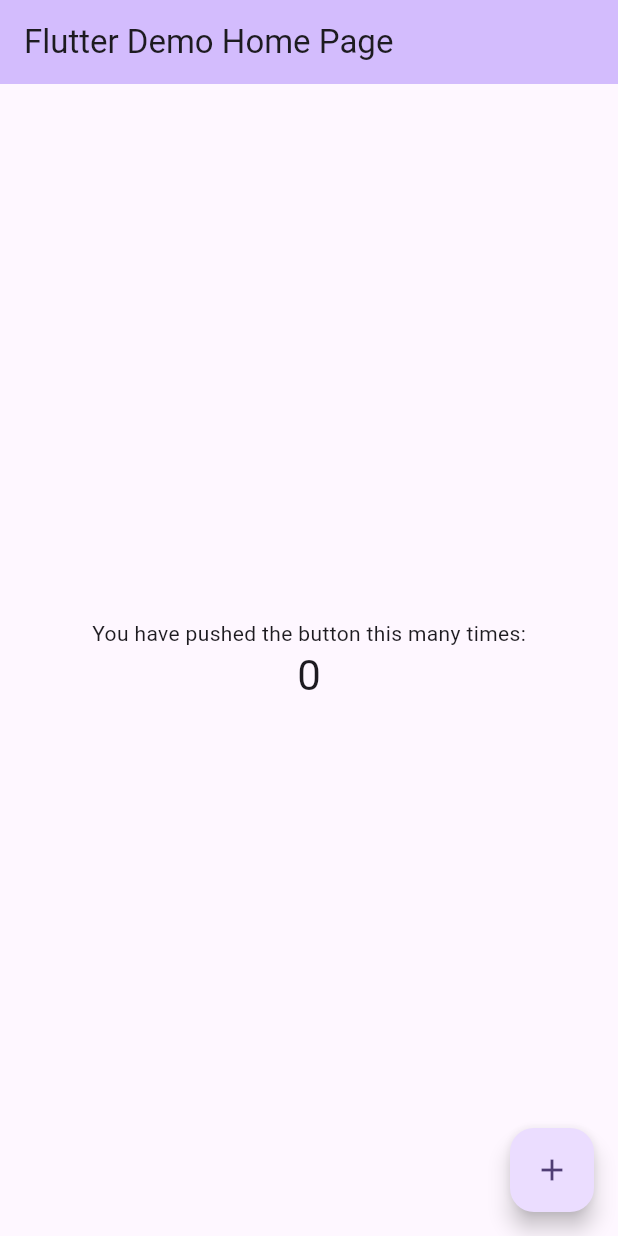
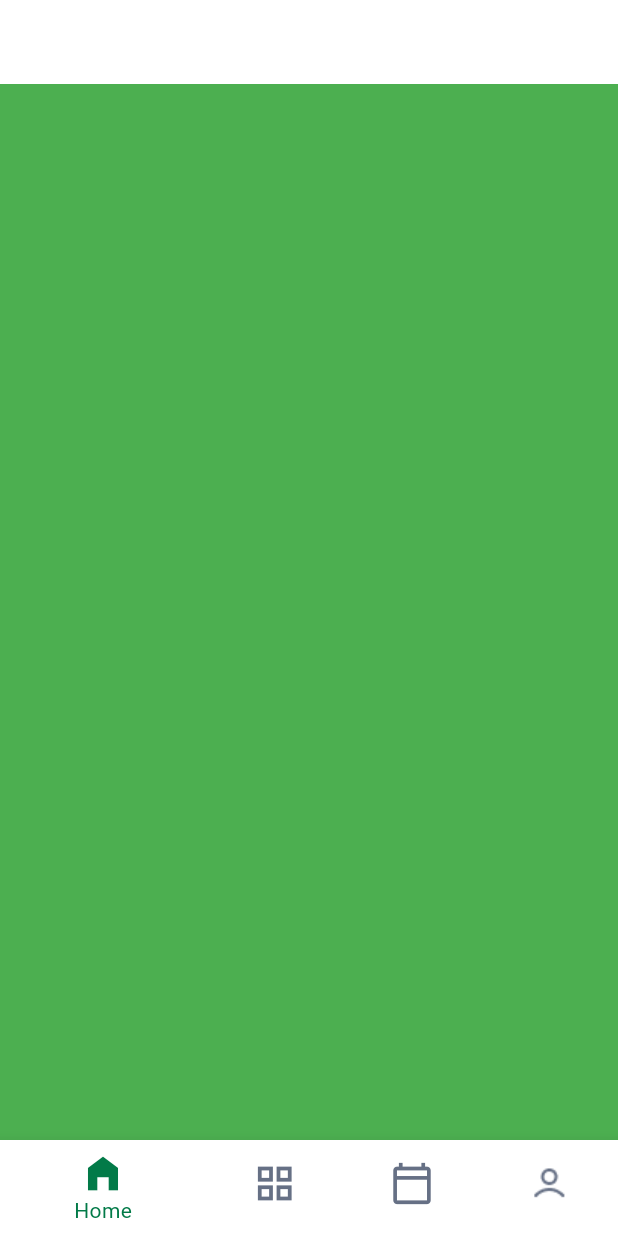
Before and after one commit to Abdallah123-eng/Exam, a Flutter app: the screen it shows after launch, on a phone screen of 412 x 824 dp. Run offline on Flutter 3.47's test engine with Material 3 defaults, Android fonts, the phone set to English and light mode, and no system bars.

Commit message:
app init

```diff
--- /dev/null
+++ b/lib/home/home.dart
@@ -0,0 +1,82 @@
+import 'package:flutter/material.dart';
+
+import 'tabs/viewtab.dart';
+
+class HomeScreen extends StatefulWidget {
+  static const String routeName = "home";
+  HomeScreen({super.key});
+
+  @override
+  State<HomeScreen> createState() => _HomeScreenState();
+}
+
+class _HomeScreenState extends State<HomeScreen> {
+  int selectedindex = 0;
+
+  @override
+  Widget build(BuildContext context) {
+    return Stack(
+      children: [
+        Scaffold(
+          backgroundColor: Colors.transparent,
+          appBar: AppBar(
+            backgroundColor: Colors.transparent,
+            centerTitle: true,
+            title: Text(
+              "Islami",
+              style: TextStyle(
+                  color: Colors.white,
+                  fontSize: 30,
+                  fontWeight: FontWeight.bold),
+            ),
+          ),
+          bottomNavigationBar: BottomNavigationBar(
+            currentIndex: selectedindex,
+            onTap: (index) {
+              selectedindex = index;
+              setState(() {});
+            },
+
+            iconSize: 30,
+            showSelectedLabels: true,
+            showUnselectedLabels: false,
+            backgroundColor: Colors.black,
+            selectedItemColor: Color(0Xff027A48),
+            unselectedItemColor: Color(0xff667085),
+            type: BottomNavigationBarType.shifting,
+            items: [
+
+
+              BottomNavigationBarItem(
+                  backgroundColor: Colors.white,
+                  icon: Icon(Icons.home_filled),
+                  label: "Home"),
+              BottomNavigationBarItem(
+                  backgroundColor: Colors.white,
+                  icon: Icon(Icons.grid_view),
+                  label: "Grid"),
+              BottomNavigationBarItem(
+                  backgroundColor: Colors.white,
+                  icon: Icon(Icons.calendar_today_outlined),
+                  label: "Calender"),
+              BottomNavigationBarItem(
+                  backgroundColor: Colors.white,
+                  icon: ImageIcon(AssetImage("assets/images/user-03.png")),
+                  label: "user"),
+            ],
+          ),
+
+          body: tabs[selectedindex],
+        ),
+      ],
+    );
+  }
+
+  List<Widget> tabs = [
+    ViewTab(),
+    ViewTab(),
+    ViewTab(),
+    ViewTab(),
+
+  ];
+}
--- /dev/null
+++ b/lib/home/tabs/viewtab.dart
@@ -0,0 +1,13 @@
+import 'package:flutter/cupertino.dart';
+import 'package:flutter/material.dart';
+
+class ViewTab extends StatelessWidget {
+  const ViewTab({super.key});
+
+  @override
+  Widget build(BuildContext context) {
+    return Container(
+      color: Colors.green,
+    );
+  }
+}
--- a/lib/main.dart
+++ b/lib/main.dart
@@ -1,125 +1,25 @@
+import 'package:exam_ui/home/home.dart';
+import 'package:flutter/cupertino.dart';
 import 'package:flutter/material.dart';
 
-void main() {
-  runApp(const MyApp());
+void main()
+{
+  runApp(MyApp());
 }
+
 
 class MyApp extends StatelessWidget {
   const MyApp({super.key});
 
-  // This widget is the root of your application.
   @override
   Widget build(BuildContext context) {
     return MaterialApp(
-      title: 'Flutter Demo',
-      theme: ThemeData(
-        // This is the theme of your application.
-        //
-        // TRY THIS: Try running your application with "flutter run". You'll see
-        // the application has a blue toolbar. Then, without quitting the app,
-        // try changing the seedColor in the colorScheme below to Colors.green
-        // and then invoke "hot reload" (save your changes or press the "hot
-        // reload" button in a Flutter-supported IDE, or press "r" if you used
-        // the command line to start the app).
-        //
-        // Notice that the counter didn't reset back to zero; the application
-        // state is not lost during the reload. To reset the state, use hot
-        // restart instead.
-        //
-        // This works for code too, not just values: Most code changes can be
-        // tested with just a hot reload.
-        colorScheme: ColorScheme.fromSeed(seedColor: Colors.deepPurple),
-        useMaterial3: true,
-      ),
-      home: const MyHomePage(title: 'Flutter Demo Home Page'),
+      debugShowCheckedModeBanner: false,
+      initialRoute: HomeScreen.routeName,
+      routes:{
+        HomeScreen.routeName: (context)=> HomeScreen(),
+
+      },
     );
   }
 }
-
-class MyHomePage extends StatefulWidget {
-  const MyHomePage({super.key, required this.title});
-
-  // This widget is the home page of your application. It is stateful, meaning
-  // that it has a State object (defined below) that contains fields that affect
-  // how it looks.
-
-  // This class is the configuration for the state. It holds the values (in this
-  // case the title) provided by the parent (in this case the App widget) and
-  // used by the build method of the State. Fields in a Widget subclass are
-  // always marked "final".
-
-  final String title;
-
-  @override
-  State<MyHomePage> createState() => _MyHomePageState();
-}
-
-class _MyHomePageState extends State<MyHomePage> {
-  int _counter = 0;
-
-  void _incrementCounter() {
-    setState(() {
-      // This call to setState tells the Flutter framework that something has
-      // changed in this State, which causes it to rerun the build method below
-      // so that the display can reflect the updated values. If we changed
-      // _counter without calling setState(), then the build method would not be
-      // called again, and so nothing would appear to happen.
-      _counter++;
-    });
-  }
-
-  @override
-  Widget build(BuildContext context) {
-    // This method is rerun every time setState is called, for instance as done
-    // by the _incrementCounter method above.
-    //
-    // The Flutter framework has been optimized to make rerunning build methods
-    // fast, so that you can just rebuild anything that needs updating rather
-    // than having to individually change instances of widgets.
-    return Scaffold(
-      appBar: AppBar(
-        // TRY THIS: Try changing the color here to a specific color (to
-        // Colors.amber, perhaps?) and trigger a hot reload to see the AppBar
-        // change color while the other colors stay the same.
-        backgroundColor: Theme.of(context).colorScheme.inversePrimary,
-        // Here we take the value from the MyHomePage object that was created by
-        // the App.build method, and use it to set our appbar title.
-        title: Text(widget.title),
-      ),
-      body: Center(
-        // Center is a layout widget. It takes a single child and positions it
-        // in the middle of the parent.
-        child: Column(
-          // Column is also a layout widget. It takes a list of children and
-          // arranges them vertically. By default, it sizes itself to fit its
-          // children horizontally, and tries to be as tall as its parent.
-          //
-          // Column has various properties to control how it sizes itself and
-          // how it positions its children. Here we use mainAxisAlignment to
-          // center the children vertically; the main axis here is the vertical
-          // axis because Columns are vertical (the cross axis would be
-          // horizontal).
-          //
-          // TRY THIS: Invoke "debug painting" (choose the "Toggle Debug Paint"
-          // action in the IDE, or press "p" in the console), to see the
-          // wireframe for each widget.
-          mainAxisAlignment: MainAxisAlignment.center,
-          children: <Widget>[
-            const Text(
-              'You have pushed the button this many times:',
-            ),
-            Text(
-              '$_counter',
-              style: Theme.of(context).textTheme.headlineMedium,
-            ),
-          ],
-        ),
-      ),
-      floatingActionButton: FloatingActionButton(
-        onPressed: _incrementCounter,
-        tooltip: 'Increment',
-        child: const Icon(Icons.add),
-      ), // This trailing comma makes auto-formatting nicer for build methods.
-    );
-  }
-}
--- a/pubspec.yaml
+++ b/pubspec.yaml
@@ -59,8 +59,8 @@ flutter:
   uses-material-design: true
 
   # To add assets to your application, add an assets section, like this:
-  # assets:
-  #   - images/a_dot_burr.jpeg
+  assets:
+     - assets/images/
   #   - images/a_dot_ham.jpeg
 
   # An image asset can refer to one or more resolution-specific "variants", see
```
Also changed, not shown: assets/images/2.0x/Ellipse 6@2x.png (added), assets/images/2.0x/bell-02@2x.png (added), assets/images/2.0x/logo@2x.png (added), assets/images/2.0x/user-03@2x.png (added), assets/images/3.0x/Ellipse 6@3x.png (added), assets/images/3.0x/bell-02@3x.png (added), assets/images/3.0x/logo@3x.png (added), assets/images/3.0x/user-03@3x.png (added), assets/images/Ellipse 6.png (added), assets/images/bell-02.png (added), assets/images/logo.png (added), assets/images/user-03.png (added), 1 other file.
